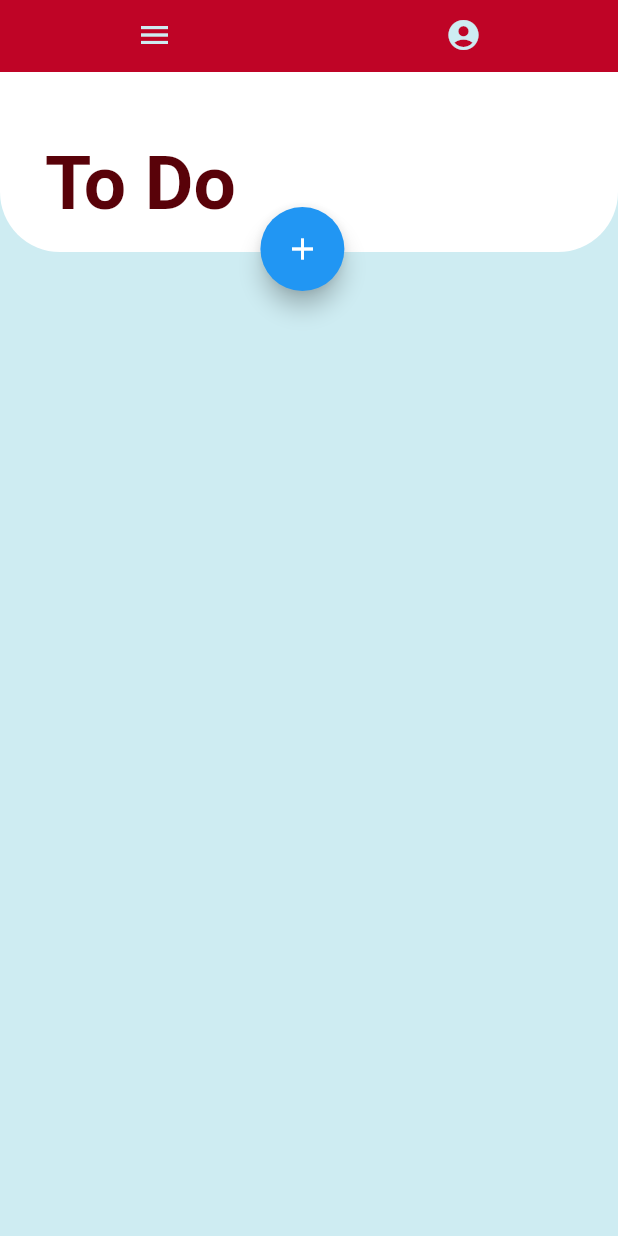
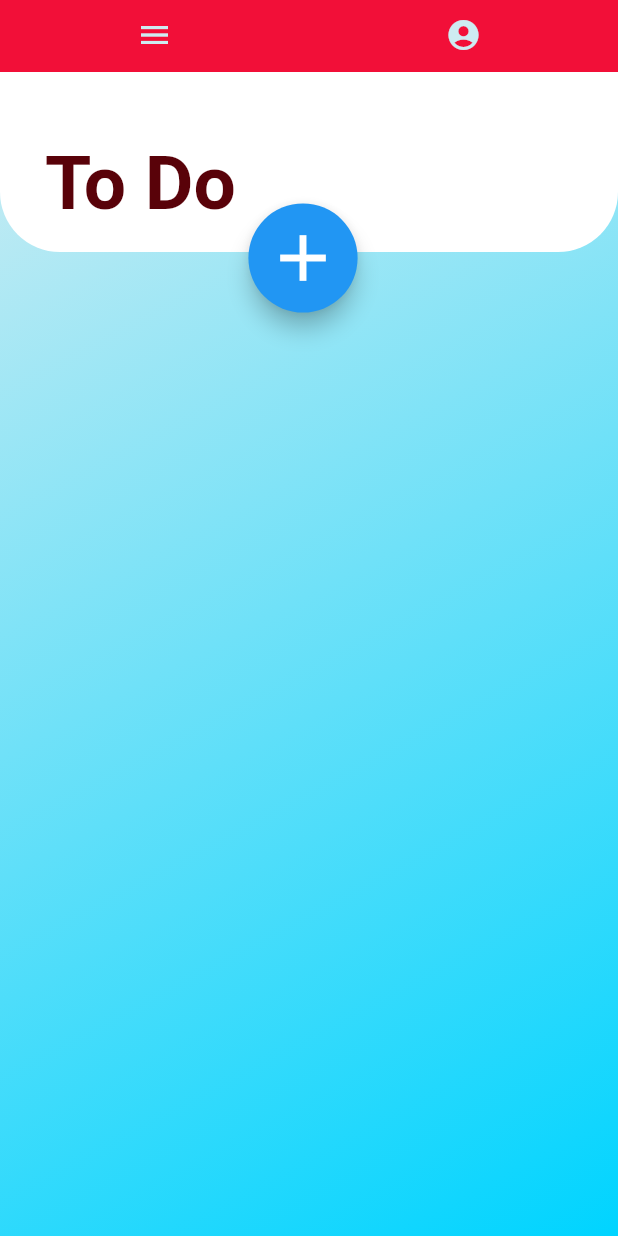
Before and after one commit to JemalAbdullahi/TodoApp, a Flutter app: the screen it shows after launch, on a phone screen of 412 x 824 dp. Run offline on Flutter 3.47's test engine with Material 2 defaults, Android fonts, the phone set to English and light mode, and no system bars; Roboto replaces fonts that are missing (Avenir).

```diff
--- a/lib/main.dart
+++ b/lib/main.dart
@@ -44,16 +44,28 @@ class _HomePageState extends State<HomePage> {
             unselectedLabelColor: Colors.black,
             indicatorColor: Colors.transparent,
           ),
-          backgroundColor: darkRed,
+          backgroundColor: red,
           body: Stack(
             children: <Widget>[
               TabBarView(
                 children: [
                   new Container(
-                    color: lightBlue,
+                    decoration: BoxDecoration(
+                      gradient: LinearGradient(
+                        begin: Alignment.topLeft,
+                        end: Alignment.bottomRight,
+                        colors: [lightBlue, lightBlueGradient],
+                      ),
+                    ),
                   ),
                   new Container(
-                    color: darkBlue,
+                    decoration: BoxDecoration(
+                      gradient: LinearGradient(
+                        begin: Alignment.topLeft,
+                        end: Alignment.bottomRight,
+                        colors: [darkBlueGradient, darkBlue],
+                      ),
+                    ),
                   ),
                 ],
               ),
@@ -68,15 +80,15 @@ class _HomePageState extends State<HomePage> {
                 ),
               ),
               Positioned(
-                top: 90,
-                child: Center(
-                  widthFactor: 7.2,
-                  child: FloatingActionButton(
-                    onPressed: null,
-                    child: Icon(Icons.add),
+                //top: 90,
+                child: Transform.scale(
+                    scale: 1.3,
+                    origin: Offset(-580, -320),
+                    child: FloatingActionButton(
+                      onPressed: null,
+                      child: Icon(Icons.add, size: 40),
+                    ),
                   ),
-                ),
-                //left: MediaQuery.of(context).size.width * 0.5,
               ),
               Positioned(
                 height: 53,
--- a/lib/models/global.dart
+++ b/lib/models/global.dart
@@ -2,7 +2,9 @@ import 'package:flutter/material.dart';
 
 
 Color lightBlue = new Color(0xffceecf2);
+Color lightBlueGradient = new Color(0xff00D4FF);
 Color darkBlue = new Color(0xff023059);
+Color darkBlueGradient = new Color(0xff0087FF);
 Color red = new Color(0xfff20f38);
 Color darkRed = new Color(0xffbf0426);
 Color brownRed = new Color(0xff590209);
```
